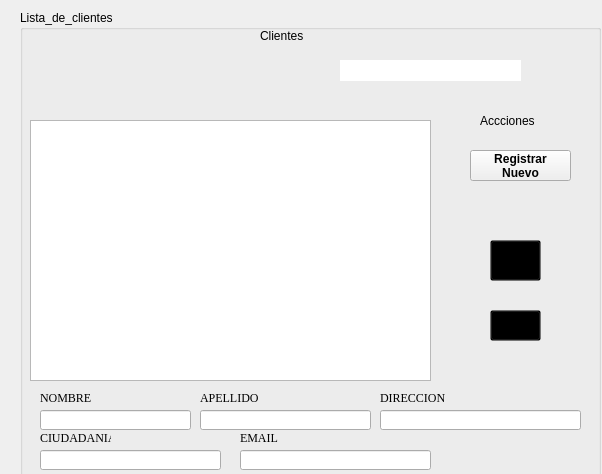
First picture: the form in Sistema_de_Registro_de_Hotel/gui_menu_cliente.ui, repository JeffersonFarCar/Sistema-de-Registro-de-Hotel, before the edit.
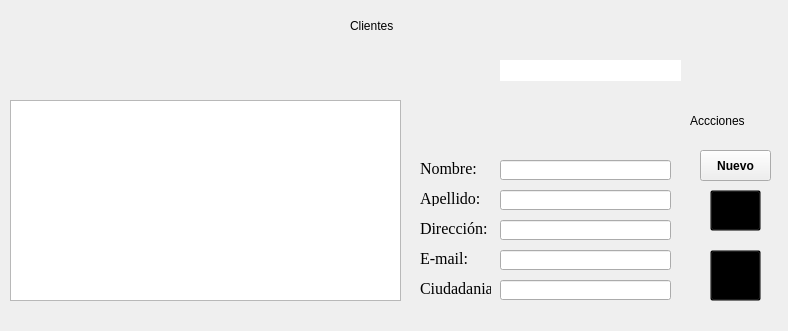
Second picture: the form after the edit. Icons and pictures are not drawn.

Commit message: actualizar_cliente

What changed in the file:
```diff
--- a/Sistema_de_Registro_de_Hotel/gui_menu_cliente.ui
+++ b/Sistema_de_Registro_de_Hotel/gui_menu_cliente.ui
@@ -6,39 +6,93 @@
    <rect>
     <x>0</x>
     <y>0</y>
-    <width>602</width>
-    <height>474</height>
+    <width>788</width>
+    <height>331</height>
    </rect>
   </property>
   <property name="windowTitle">
    <string>LISTA DE CLIENTES</string>
   </property>
-  <widget class="QGroupBox" name="groupBox">
+  <widget class="QPushButton" name="pushButtoMODIFICAR">
    <property name="geometry">
     <rect>
-     <x>20</x>
-     <y>10</y>
-     <width>581</width>
-     <height>471</height>
+     <x>710</x>
+     <y>190</y>
+     <width>51</width>
+     <height>41</height>
     </rect>
    </property>
-   <property name="autoFillBackground">
-    <bool>false</bool>
+   <property name="font">
+    <font>
+     <family>Times New Roman</family>
+     <pointsize>10</pointsize>
+     <weight>50</weight>
+     <bold>false</bold>
+    </font>
    </property>
-   <property name="title">
-    <string>Lista_de_clientes</string>
+   <property name="cursor">
+    <cursorShape>PointingHandCursor</cursorShape>
    </property>
-   <property name="checkable">
-    <bool>false</bool>
+   <property name="styleSheet">
+    <string notr="true">#pushButtoMODIFICAR{
+	background-color: transparent;
+	border-image: url(:/imagenes/imagenes/edit_unpressed.png);
+}
+
+#pushButtoMODIFICAR:pressed{
+	background-color: transparent;
+	border-image: url(:/imagenes/imagenes/edit_pressed.png);
+}</string>
    </property>
+   <property name="text">
+    <string/>
+   </property>
+  </widget>
+  <widget class="QPushButton" name="pushButtonELIMINAR">
+   <property name="geometry">
+    <rect>
+     <x>710</x>
+     <y>250</y>
+     <width>51</width>
+     <height>51</height>
+    </rect>
+   </property>
+   <property name="cursor">
+    <cursorShape>PointingHandCursor</cursorShape>
+   </property>
+   <property name="styleSheet">
+    <string notr="true">#pushButtonELIMINAR{
+	background-color: transparent;
+	border-image: url(:/imagenes/imagenes/delete_unpressed.png);
+}
+
+#pushButtonELIMINAR:pressed{
+	background-color: transparent;
+	border-image: url(:/imagenes/imagenes/delete_pressed.png);
+}</string>
+   </property>
+   <property name="text">
+    <string/>
+   </property>
+  </widget>
+  <widget class="QLineEdit" name="lineEditEMAIL">
+   <property name="geometry">
+    <rect>
+     <x>500</x>
+     <y>250</y>
+     <width>171</width>
+     <height>20</height>
+    </rect>
+   </property>
+  </widget>
    <widget class="QLineEdit" name="lineEdit_buscar">
     <property name="enabled">
      <bool>true</bool>
     </property>
     <property name="geometry">
      <rect>
-      <x>320</x>
-      <y>50</y>
+     <x>500</x>
+     <y>60</y>
       <width>181</width>
       <height>21</height>
      </rect>
@@ -64,47 +118,30 @@
      <bool>false</bool>
     </property>
    </widget>
-   <widget class="QPushButton" name="Agregar_button">
-    <property name="enabled">
-     <bool>true</bool>
-    </property>
+  <widget class="QLabel" name="label_2">
     <property name="geometry">
      <rect>
-      <x>450</x>
-      <y>140</y>
-      <width>101</width>
-      <height>31</height>
+     <x>420</x>
+     <y>190</y>
+     <width>61</width>
+     <height>16</height>
      </rect>
     </property>
     <property name="font">
      <font>
-      <weight>75</weight>
-      <bold>true</bold>
-     </font>
-    </property>
-    <property name="cursor">
-     <cursorShape>PointingHandCursor</cursorShape>
-    </property>
-    <property name="autoFillBackground">
-     <bool>false</bool>
-    </property>
-    <property name="styleSheet">
-     <string notr="true">#Aceptar_button{
-	border-color: rgb(85, 170, 127);
-alternate-background-color: rgb(85, 170, 127);
-	background-color: rgb(85, 170, 127);
-}</string>
-    </property>
+     <family>Times New Roman</family>
+     <pointsize>12</pointsize>
+    </font>
+   </property>
     <property name="text">
-     <string>Registrar 
-Nuevo</string>
+    <string>Apellido:</string>
     </property>
    </widget>
    <widget class="QPushButton" name="Buscar_button">
     <property name="geometry">
      <rect>
-      <x>520</x>
-      <y>40</y>
+     <x>700</x>
+     <y>50</y>
       <width>41</width>
       <height>41</height>
      </rect>
@@ -163,6 +200,35 @@
      <bool>true</bool>
     </property>
    </widget>
+  <widget class="QLineEdit" name="lineEditNOMBRE">
+   <property name="geometry">
+    <rect>
+     <x>500</x>
+     <y>160</y>
+     <width>171</width>
+     <height>20</height>
+    </rect>
+   </property>
+  </widget>
+  <widget class="QLabel" name="label_4">
+   <property name="geometry">
+    <rect>
+     <x>420</x>
+     <y>280</y>
+     <width>71</width>
+     <height>16</height>
+    </rect>
+   </property>
+   <property name="font">
+    <font>
+     <family>Times New Roman</family>
+     <pointsize>12</pointsize>
+    </font>
+   </property>
+   <property name="text">
+    <string>Ciudadania:</string>
+   </property>
+  </widget>
    <widget class="QTableWidget" name="tablaMenuC">
     <property name="enabled">
      <bool>true</bool>
@@ -170,9 +236,9 @@
     <property name="geometry">
      <rect>
       <x>10</x>
-      <y>110</y>
-      <width>401</width>
-      <height>261</height>
+     <y>100</y>
+     <width>391</width>
+     <height>201</height>
      </rect>
     </property>
     <property name="sizePolicy">
@@ -260,162 +326,11 @@
      <bool>false</bool>
     </attribute>
    </widget>
-   <widget class="QPushButton" name="pushButtonB3">
-    <property name="geometry">
-     <rect>
-      <x>470</x>
-      <y>230</y>
-      <width>51</width>
-      <height>41</height>
-     </rect>
-    </property>
-    <property name="cursor">
-     <cursorShape>PointingHandCursor</cursorShape>
-    </property>
-    <property name="styleSheet">
-     <string notr="true">#pushButtonB3{
-	background-color: transparent;
-	border-image: url(:/imagenes/imagenes/delete_unpressed.png);
-}
-
-#pushButtonB3:pressed{
-	background-color: transparent;
-	border-image: url(:/imagenes/imagenes/delete_pressed.png);
-}</string>
-    </property>
-    <property name="text">
-     <string/>
-    </property>
-   </widget>
-   <widget class="QLineEdit" name="lineEditNOMBRE">
-    <property name="geometry">
-     <rect>
-      <x>20</x>
-      <y>400</y>
-      <width>151</width>
-      <height>20</height>
-     </rect>
-    </property>
-   </widget>
-   <widget class="QLineEdit" name="lineEditAPELLIDO">
-    <property name="geometry">
-     <rect>
-      <x>180</x>
-      <y>400</y>
-      <width>171</width>
-      <height>20</height>
-     </rect>
-    </property>
-   </widget>
-   <widget class="QLineEdit" name="lineEditDIRECCION">
-    <property name="geometry">
-     <rect>
-      <x>360</x>
-      <y>400</y>
-      <width>201</width>
-      <height>20</height>
-     </rect>
-    </property>
-   </widget>
-   <widget class="QLineEdit" name="lineEditCIUDADANIA">
-    <property name="geometry">
-     <rect>
-      <x>20</x>
-      <y>440</y>
-      <width>181</width>
-      <height>20</height>
-     </rect>
-    </property>
-   </widget>
-   <widget class="QLineEdit" name="lineEditEMAIL">
-    <property name="geometry">
-     <rect>
-      <x>220</x>
-      <y>440</y>
-      <width>191</width>
-      <height>20</height>
-     </rect>
-    </property>
-   </widget>
-   <widget class="QLabel" name="label">
-    <property name="geometry">
-     <rect>
-      <x>20</x>
-      <y>380</y>
-      <width>61</width>
-      <height>16</height>
-     </rect>
-    </property>
-    <property name="font">
-     <font>
-      <family>Times New Roman</family>
-      <weight>50</weight>
-      <bold>false</bold>
-     </font>
-    </property>
-    <property name="text">
-     <string>NOMBRE</string>
-    </property>
-   </widget>
-   <widget class="QLabel" name="label_2">
-    <property name="geometry">
-     <rect>
-      <x>180</x>
-      <y>380</y>
-      <width>61</width>
-      <height>16</height>
-     </rect>
-    </property>
-    <property name="font">
-     <font>
-      <family>Times New Roman</family>
-     </font>
-    </property>
-    <property name="text">
-     <string>APELLIDO</string>
-    </property>
-   </widget>
-   <widget class="QLabel" name="label_3">
-    <property name="geometry">
-     <rect>
-      <x>360</x>
-      <y>380</y>
-      <width>71</width>
-      <height>16</height>
-     </rect>
-    </property>
-    <property name="font">
-     <font>
-      <family>Times New Roman</family>
-     </font>
-    </property>
-    <property name="text">
-     <string>DIRECCION</string>
-    </property>
-   </widget>
-   <widget class="QLabel" name="label_4">
-    <property name="geometry">
-     <rect>
-      <x>20</x>
-      <y>420</y>
-      <width>71</width>
-      <height>16</height>
-     </rect>
-    </property>
-    <property name="font">
-     <font>
-      <family>Times New Roman</family>
-     </font>
-    </property>
-    <property name="text">
-     <string>CIUDADANIA</string>
-    </property>
-   </widget>
    <widget class="QLabel" name="label_5">
     <property name="geometry">
      <rect>
-      <x>220</x>
-      <y>420</y>
+     <x>420</x>
+     <y>250</y>
       <width>71</width>
       <height>16</height>
      </rect>
@@ -423,53 +338,64 @@
     <property name="font">
      <font>
       <family>Times New Roman</family>
+     <pointsize>12</pointsize>
      </font>
     </property>
     <property name="text">
-     <string>EMAIL</string>
-    </property>
-   </widget>
-   <widget class="QPushButton" name="pushButtoMODIFICAR">
+    <string>E-mail:</string>
+   </property>
+  </widget>
+  <widget class="QLineEdit" name="lineEditDIRECCION">
     <property name="geometry">
      <rect>
-      <x>470</x>
-      <y>300</y>
-      <width>51</width>
+     <x>500</x>
+     <y>220</y>
+     <width>171</width>
+     <height>20</height>
+    </rect>
+   </property>
+  </widget>
+  <widget class="QPushButton" name="Agregar_button">
+   <property name="enabled">
+    <bool>true</bool>
+   </property>
+   <property name="geometry">
+    <rect>
+     <x>700</x>
+     <y>150</y>
+     <width>71</width>
       <height>31</height>
      </rect>
     </property>
     <property name="font">
      <font>
-      <family>Times New Roman</family>
-      <pointsize>10</pointsize>
-      <weight>50</weight>
-      <bold>false</bold>
+     <weight>75</weight>
+     <bold>true</bold>
      </font>
     </property>
     <property name="cursor">
      <cursorShape>PointingHandCursor</cursorShape>
     </property>
+   <property name="autoFillBackground">
+    <bool>false</bool>
+   </property>
     <property name="styleSheet">
-     <string notr="true">#pushButtoMODIFICAR{
-	background-color: transparent;
-	border-image: url(:/imagenes/imagenes/edit_unpressed.png);
-}
-
-#pushButtoMODIFICAR:pressed{
-	background-color: transparent;
-	border-image: url(:/imagenes/imagenes/edit_pressed.png);
+    <string notr="true">#Aceptar_button{
+	border-color: rgb(85, 170, 127);
+alternate-background-color: rgb(85, 170, 127);
+	background-color: rgb(85, 170, 127);
 }</string>
     </property>
     <property name="text">
-     <string/>
+    <string>Nuevo</string>
     </property>
    </widget>
    <widget class="QLabel" name="label_6">
     <property name="geometry">
      <rect>
-      <x>240</x>
+     <x>350</x>
       <y>10</y>
-      <width>141</width>
+     <width>101</width>
       <height>31</height>
      </rect>
     </property>
@@ -480,11 +406,61 @@
      <string>Clientes</string>
     </property>
    </widget>
+  <widget class="QLineEdit" name="lineEditCIUDADANIA">
+   <property name="geometry">
+    <rect>
+     <x>500</x>
+     <y>280</y>
+     <width>171</width>
+     <height>20</height>
+    </rect>
+   </property>
+  </widget>
+  <widget class="QLabel" name="label">
+   <property name="geometry">
+    <rect>
+     <x>420</x>
+     <y>160</y>
+     <width>61</width>
+     <height>16</height>
+    </rect>
+   </property>
+   <property name="font">
+    <font>
+     <family>Times New Roman</family>
+     <pointsize>12</pointsize>
+     <weight>50</weight>
+     <bold>false</bold>
+    </font>
+   </property>
+   <property name="text">
+    <string>Nombre:</string>
+   </property>
+  </widget>
+  <widget class="QLabel" name="label_3">
+   <property name="geometry">
+    <rect>
+     <x>420</x>
+     <y>220</y>
+     <width>71</width>
+     <height>16</height>
+    </rect>
+   </property>
+   <property name="font">
+    <font>
+     <family>Times New Roman</family>
+     <pointsize>12</pointsize>
+    </font>
+   </property>
+   <property name="text">
+    <string>Dirección:</string>
+   </property>
+  </widget>
    <widget class="QLabel" name="label_7">
     <property name="geometry">
      <rect>
-      <x>460</x>
-      <y>100</y>
+     <x>690</x>
+     <y>110</y>
       <width>81</width>
       <height>21</height>
      </rect>
@@ -496,6 +472,15 @@
      <string>Accciones</string>
     </property>
    </widget>
+  <widget class="QLineEdit" name="lineEditAPELLIDO">
+   <property name="geometry">
+    <rect>
+     <x>500</x>
+     <y>190</y>
+     <width>171</width>
+     <height>20</height>
+    </rect>
+   </property>
   </widget>
  </widget>
  <resources/>
```
Lines whose indentation alone changed are shown as unchanged. The commit also changes 16 other files.
